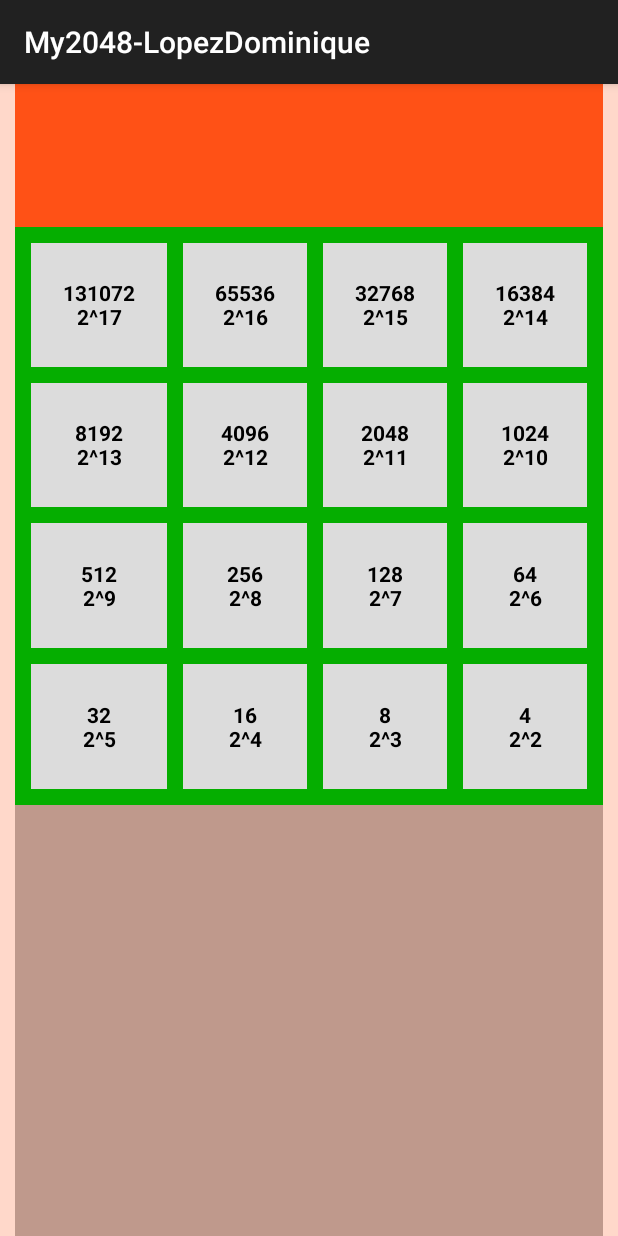
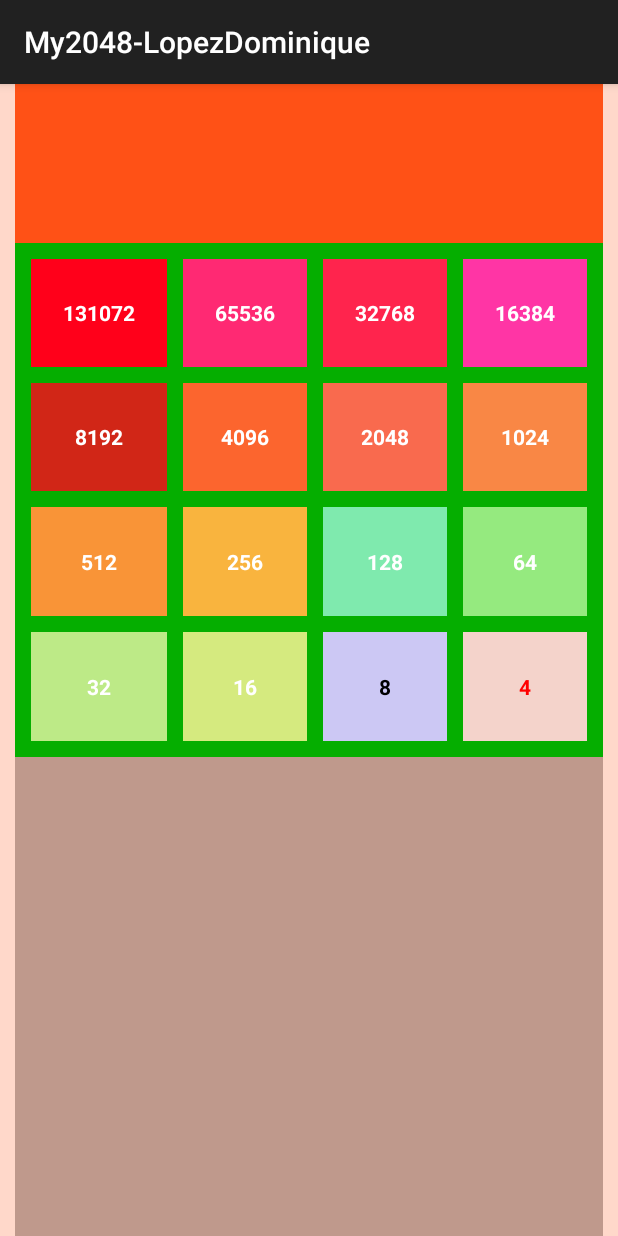
Before and after one commit to devsprite/My2048, an Android app: the screen it shows after launch (MainActivity), on a phone screen of 412 x 824 dp. Run offline under Robolectric (Android 15) with nearby library versions, the phone set to English and light mode, and no system bars.

Commit message:
Mise à jour : exercice 54 ok

```diff
--- a/app/src/main/java/lopezdominique/lecnamnfa024lopezdmy2048/Game2048.java
+++ b/app/src/main/java/lopezdominique/lecnamnfa024lopezdmy2048/Game2048.java
@@ -7,11 +7,16 @@ public class Game2048 {
 
     private Tile[][] board;
 
-
+    /**
+     * Constructeur
+     */
     public Game2048() {
         board = new Tile[4][4];
     }
 
+    /**
+     * Initialisation de game, on ajoute les objets Tile avec le paramêtre r allant de 17 à 2
+     */
     public void init(){
         int cp = 17;
         for (int l = 0; l < 4 ; l++ ){
@@ -21,17 +26,24 @@ public class Game2048 {
                 cp--;
             }
         }
+        board[3][3].flag = -1; // Test new tile
     }
 
+    /**
+     * getter pour l'objet Tile
+     * @param l int numéro de ligne 0 à 3
+     * @param c int numéro de colone 0 à 3
+     * @return un objet Tile
+     */
     public Tile getTile(int l, int c){ return board[l][c]; }
 
 
-
-
-
+    /**
+     * Classe Tile intégrer à la classe Game2038 car elle ne peut exister sans Game2048
+     */
     public static class Tile {
-        private int[] pow2 = new int[17];
-        private int flag; // entier, état de la tuile
+        private int[] pow2 = new int[17]; // tableau de valeurs croissantes des puissances de 2 à partir de  2^1 jusqu'à 2^17
+        private int flag; // entier, état de la tuile, new ou old ?
         private int r; // entier, puissance de 2 (0,1,2,3,4...) non le résultat
 
         public Tile() {
@@ -41,13 +53,13 @@ public class Game2048 {
         }
 
         public Tile(int flag, int r) {
-            this.flag = flag;
-            this.r = r;
-            this.pow2 = initPow2();
+            flag = flag;
+            r = r;
+            pow2 = initPow2();
         }
 
         /**
-         *
+         * Initialise le tableau avec les valeurs de puissances de 2, de 2^1 jusqu'à 2^17
          * @return un tableau d'entier pour initialiser pow2
          */
         public int[] initPow2() {
@@ -59,42 +71,40 @@ public class Game2048 {
         }
 
         /**
-         *
-         * @return r
+         * Getter sur r
+         * @return int r
          */
         public int getRank() {
             return r;
         }
 
         /**
-         *
+         * Retourne 2^r en utilisant le tableau statique
          * @param r int
-         * @return 2^r
+         * @return int 2^r
          */
         public int value(int r) {
             return pow2[r];
         }
 
         /**
-         * Retourne true ou false
-         * @param flag int
+         * Retourne l'état de la tuile
          * @return boolean
          */
-        public boolean isNew(int flag) {
+        public boolean isNew() {
             return flag == -1 ? true : false;
         }
 
         /**
-         *
-         * @param flag int
+         * Fusion de la tuile ?
          * @return boolean
          */
-        public boolean isFusion(int flag) {
+        public boolean isFusion() {
             return flag == 1 ? true : false;
         }
 
         /**
-         *
+         * retourne une chaine vide si r==0 ou la chaine représantant 2^r
          * @return String
          */
         public String toString() {
--- a/app/src/main/java/lopezdominique/lecnamnfa024lopezdmy2048/MainActivity.java
+++ b/app/src/main/java/lopezdominique/lecnamnfa024lopezdmy2048/MainActivity.java
@@ -10,20 +10,55 @@ import android.widget.TextView;
 
 public class MainActivity extends ActionBarActivity {
 
+    private int[][] boxId = new int[4][4]; // Tableau des identifiants des TextView
+    private int[] colID = new int[21]; // Identifiant des ressources correspondant aux couleurs 0 à 17 couleurs de fond, +3 couleurs de textes
+    private int[] color = new int[21];
+
     private TextView[][] box = new TextView[4][4];// Tableau des TextView en correspondance avec les tuiles de l'UI
-    private int [][] boxId = new int[4][4]; // Tableau des identifiants des TextView
+
     private Game2048 game;
 
     @Override
     protected void onCreate(Bundle savedInstanceState) {
         super.onCreate(savedInstanceState);
         setContentView(R.layout.activity_main);
-        initialisationTableau();
+
+// Initialisation du tableau des couleurs
+        colID[0] = R.color.col00;
+        colID[1] = R.color.col01;
+        colID[2] = R.color.col02;
+        colID[3] = R.color.col03;
+        colID[4] = R.color.col04;
+        colID[5] = R.color.col05;
+        colID[6] = R.color.col06;
+        colID[7] = R.color.col07;
+        colID[8] = R.color.col08;
+        colID[9] = R.color.col09;
+        colID[10] = R.color.col10;
+        colID[11] = R.color.col11;
+        colID[12] = R.color.col12;
+        colID[13] = R.color.col13;
+        colID[14] = R.color.col14;
+        colID[15] = R.color.col15;
+        colID[16] = R.color.col16;
+        colID[17] = R.color.col17;
+        colID[18] = R.color.colNT;
+        colID[19] = R.color.colDT;
+        colID[20] = R.color.colBT;
+// Les méthodes comme setBackgroundColor et setTextColor nécessite une valeur de couleur que nous disposerons dans un tableau
+        for (int i = 0; i<color.length; i++) {
+            color[i] = getResources().getColor(colID[i]);
+        }
+
+        initialisationTableau(); // Initialisation tableau d'identifiants des TextView
         game = new Game2048();
         game.init();
         update();
     }
 
+    /**
+     * Initialisation du tableau des identifiants des TexView et affichage dans chaque TextView de "lc="+l+c
+     */
     private void initialisationTableau() {
         // Récupération à la main des identifiants des TextView
         // boxId[0][0] = R.id.box00;
@@ -53,18 +88,36 @@ public class MainActivity extends ActionBarActivity {
     }
 
 
+    /**
+     * Mise à jour de l'affichage dans chaque TextView avec la valeur de 2^r
+     */
     public void update(){
         for(int l=0; l < boxId.length; l++ ) {
             for (int c=0; c < boxId[l].length; c++){
-                Game2048.Tile t = game.getTile(l,c);
-                box[l][c].setText(t.toString() + "\n" + "2^" + t.getRank());
+                Game2048.Tile tile = game.getTile(l,c);
+                box[l][c].setText(tile.toString());
+                box[l][c].setBackgroundColor(color[tile.getRank()]);
+
+// Les tuiles de rang inférieur à 3 sont en texte noir, sinon en blanc
+                if (tile.getRank()<=3) {
+                    box[l][c].setTextColor(color[19]);
+                }else{
+                    box[l][c].setTextColor(color[20]);
+                }
+// Les nouvelles tuiles sont en text rouge
+                if (tile.isNew()){
+                    box[l][c].setTextColor(color[18]);
+                }
+
             }
         }
     }
 
 
-
-
+    /**
+     * Méthode pour créer un plateau carré suivant le device
+     * @param hasFocus
+     */
     @Override
     public void onWindowFocusChanged(boolean hasFocus) {
         super.onWindowFocusChanged(hasFocus);
--- a/app/src/main/res/values/color.xml
+++ b/app/src/main/res/values/color.xml
@@ -6,4 +6,27 @@
     <item name="bg_control" type="color">#BF998C</item>
     <item name="colBoard" type="color">#ff05ae00</item>
 
+    <item name="col00" type="color">#ffe3f4cb</item>
+    <item name="col01" type="color">#ffcefae0</item>
+    <item name="col02" type="color">#fff4d3cb</item>
+    <item name="col03" type="color">#ffccc8f4</item>
+    <item name="col04" type="color">#ffd5ea7f</item>
+    <item name="col05" type="color">#ffbdea87</item>
+    <item name="col06" type="color">#ff95ea7f</item>
+    <item name="col07" type="color">#ff7feaae</item>
+    <item name="col08" type="color">#fff9b43e</item>
+    <item name="col09" type="color">#fff99437</item>
+    <item name="col10" type="color">#fff98745</item>
+    <item name="col11" type="color">#fff96a4e</item>
+    <item name="col12" type="color">#fffc652e</item>
+    <item name="col13" type="color">#ffd12617</item>
+    <item name="col14" type="color">#ffff35a5</item>
+    <item name="col15" type="color">#ffff244d</item>
+    <item name="col16" type="color">#ffff2973</item>
+    <item name="col17" type="color">#ffff001a</item>
+
+    <item name="colNT" type="color">#ffff0000</item>
+    <item name="colDT" type="color">#ff000000</item>
+    <item name="colBT" type="color">#ffffffff</item>
+
 </resources>
```
